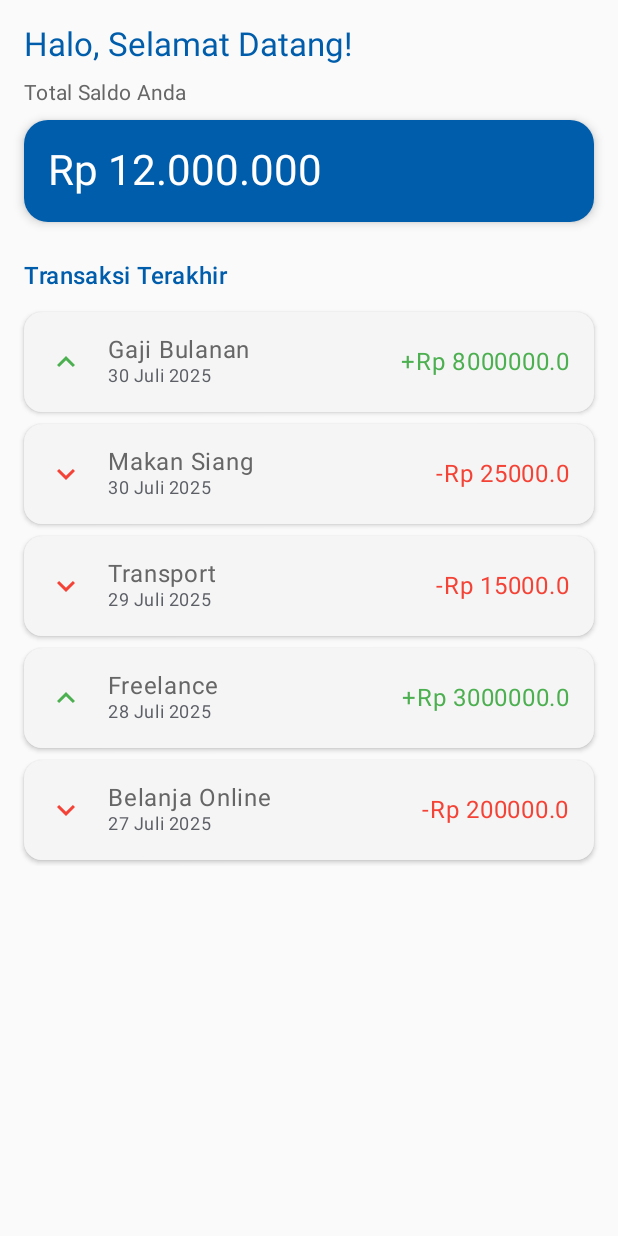
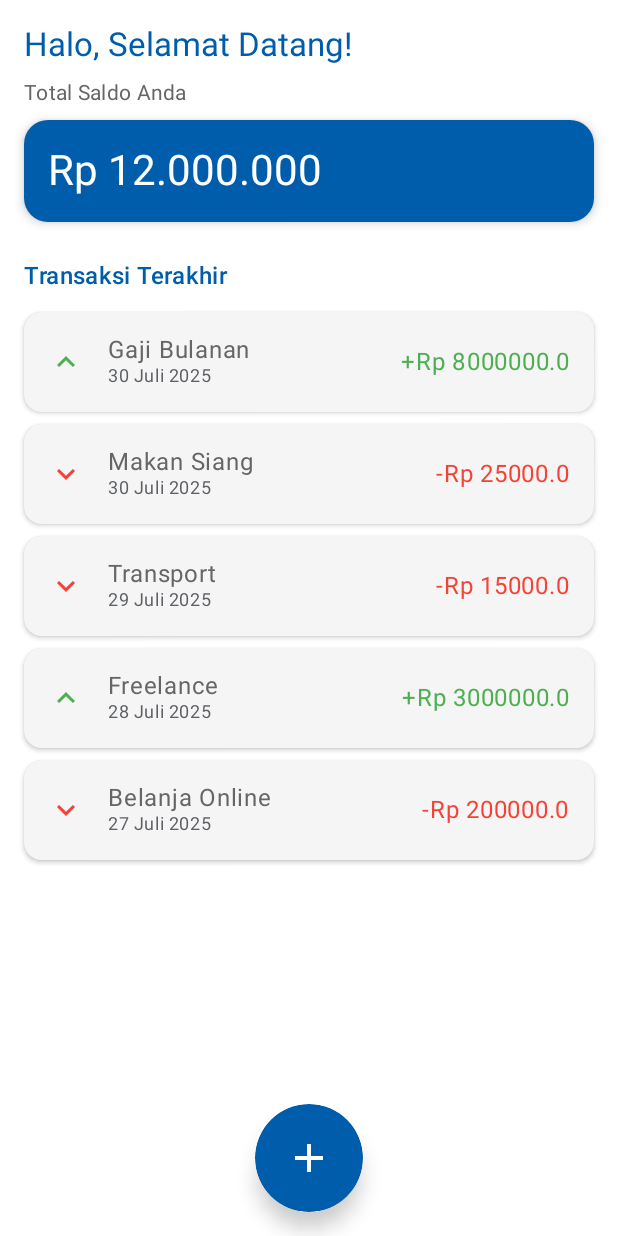
Before and after one commit to Rifqips/Sangu, an Android app built with Jetpack Compose: the screen it shows after launch (MainActivity), after a tap on "Login", on a phone screen of 412 x 824 dp. Run offline under Robolectric (Android 15) with nearby library versions, the phone set to English and light mode, and no system bars; our stand-ins replace Dagger/Hilt's generated code, accompanist.

Commit message:
feat : slicing input amount screen

```diff
--- a/app/src/main/java/id/application/sangugue/presentation/navigation/AppNavigation.kt
+++ b/app/src/main/java/id/application/sangugue/presentation/navigation/AppNavigation.kt
@@ -4,6 +4,7 @@ import androidx.compose.runtime.Composable
 import androidx.navigation.NavHostController
 import androidx.navigation.compose.NavHost
 import androidx.navigation.compose.composable
+import id.application.sangugue.presentation.screen.amount.InputAmountScreen
 import id.application.sangugue.presentation.screen.auth.login.LoginScreen
 import id.application.sangugue.presentation.screen.auth.register.RegisterScreen
 import id.application.sangugue.presentation.screen.auth.splash.SplashScreen
@@ -14,6 +15,7 @@ sealed class Screen(val route: String) {
     object Login : Screen("login")
     object Register : Screen("register")
     object Dashboard : Screen("dashboard")
+    object InputAmount : Screen("input_amount")
 }
 
 @Composable
@@ -31,5 +33,8 @@ fun AppNavGraph(navController: NavHostController) {
         composable(Screen.Dashboard.route) {
             DashboardScreen(navController)
         }
+        composable(Screen.InputAmount.route) {
+            InputAmountScreen(navController)
+        }
     }
 }
--- a/app/src/main/java/id/application/sangugue/presentation/screen/auth/login/LoginScreen.kt
+++ b/app/src/main/java/id/application/sangugue/presentation/screen/auth/login/LoginScreen.kt
@@ -14,7 +14,6 @@ import androidx.compose.material3.Text
 import androidx.compose.material3.TextButton
 import androidx.compose.material3.TextFieldDefaults
 import androidx.compose.runtime.Composable
-import androidx.compose.runtime.SideEffect
 import androidx.compose.runtime.getValue
 import androidx.compose.runtime.mutableStateOf
 import androidx.compose.runtime.remember
@@ -28,10 +27,8 @@ import androidx.compose.ui.text.input.PasswordVisualTransformation
 import androidx.compose.ui.unit.dp
 import androidx.compose.ui.unit.sp
 import androidx.navigation.NavHostController
-import com.google.accompanist.systemuicontroller.rememberSystemUiController
 import id.application.sangugue.presentation.navigation.Screen
 import id.application.sangugue.ui.theme.PLNBlue
-import id.application.sangugue.ui.theme.PLNBlueDark
 import id.application.sangugue.ui.theme.White
 import id.application.sangugue.utils.Utils.SetSystemBarColor
 
--- a/app/src/main/java/id/application/sangugue/presentation/screen/auth/register/RegisterScreen.kt
+++ b/app/src/main/java/id/application/sangugue/presentation/screen/auth/register/RegisterScreen.kt
@@ -10,12 +10,10 @@ import androidx.compose.foundation.layout.height
 import androidx.compose.foundation.layout.padding
 import androidx.compose.material3.Button
 import androidx.compose.material3.ButtonDefaults
-import androidx.compose.material3.MaterialTheme
 import androidx.compose.material3.OutlinedTextField
-import androidx.compose.material3.TextFieldDefaults
-
 import androidx.compose.material3.Text
 import androidx.compose.material3.TextButton
+import androidx.compose.material3.TextFieldDefaults
 import androidx.compose.runtime.Composable
 import androidx.compose.runtime.getValue
 import androidx.compose.runtime.mutableStateOf
@@ -31,7 +29,6 @@ import androidx.compose.ui.unit.dp
 import androidx.compose.ui.unit.sp
 import androidx.navigation.NavHostController
 import id.application.sangugue.ui.theme.PLNBlue
-import id.application.sangugue.ui.theme.PLNBlueDark
 import id.application.sangugue.ui.theme.White
 import id.application.sangugue.utils.Utils.SetSystemBarColor
 
--- a/app/src/main/java/id/application/sangugue/presentation/screen/auth/splash/SplashScreen.kt
+++ b/app/src/main/java/id/application/sangugue/presentation/screen/auth/splash/SplashScreen.kt
@@ -11,7 +11,6 @@ import androidx.compose.foundation.layout.size
 import androidx.compose.material3.Text
 import androidx.compose.runtime.Composable
 import androidx.compose.runtime.LaunchedEffect
-import androidx.compose.runtime.SideEffect
 import androidx.compose.ui.Alignment
 import androidx.compose.ui.Modifier
 import androidx.compose.ui.graphics.Color
@@ -20,7 +19,6 @@ import androidx.compose.ui.text.font.FontWeight
 import androidx.compose.ui.unit.dp
 import androidx.compose.ui.unit.sp
 import androidx.navigation.NavHostController
-import com.google.accompanist.systemuicontroller.rememberSystemUiController
 import id.application.sangugue.R
 import id.application.sangugue.presentation.navigation.Screen
 import id.application.sangugue.ui.theme.PLNBlueDark
--- a/app/src/main/java/id/application/sangugue/presentation/screen/dashboard/DashboardScreen.kt
+++ b/app/src/main/java/id/application/sangugue/presentation/screen/dashboard/DashboardScreen.kt
@@ -1,19 +1,27 @@
 package id.application.sangugue.presentation.screen.dashboard
 
-import androidx.compose.foundation.background
 import androidx.compose.foundation.layout.Column
 import androidx.compose.foundation.layout.Spacer
 import androidx.compose.foundation.layout.fillMaxSize
 import androidx.compose.foundation.layout.fillMaxWidth
 import androidx.compose.foundation.layout.height
 import androidx.compose.foundation.layout.padding
+import androidx.compose.foundation.layout.size
+import androidx.compose.foundation.shape.CircleShape
 import androidx.compose.foundation.shape.RoundedCornerShape
+import androidx.compose.material.icons.Icons
+import androidx.compose.material.icons.filled.Add
 import androidx.compose.material3.Card
 import androidx.compose.material3.CardDefaults
+import androidx.compose.material3.FabPosition
+import androidx.compose.material3.FloatingActionButton
+import androidx.compose.material3.Icon
 import androidx.compose.material3.MaterialTheme
+import androidx.compose.material3.Scaffold
 import androidx.compose.material3.Text
 import androidx.compose.runtime.Composable
 import androidx.compose.ui.Modifier
+import androidx.compose.ui.draw.shadow
 import androidx.compose.ui.graphics.Color
 import androidx.compose.ui.unit.dp
 import androidx.navigation.NavHostController
@@ -28,10 +36,28 @@ import id.application.sangugue.utils.Utils.SetSystemBarColor
 fun DashboardScreen(navController: NavHostController) {
     SetSystemBarColor(color = White, darkIcons = true)
 
+    Scaffold(
+        floatingActionButton = {
+            FloatingActionButton(
+                onClick = { navController.navigate("input_amount") },
+                containerColor = PLNBlueDark,
+                contentColor = Color.White,
+                shape = CircleShape,
+                modifier = Modifier
+                    .size(72.dp)
+                    .shadow(8.dp, CircleShape)
+            ) {
+                Icon(Icons.Default.Add, contentDescription = "Tambah", modifier = Modifier.size(32.dp))
+            }
+        },
+        floatingActionButtonPosition = FabPosition.Center,
+        containerColor = Color.White
+    ) { innerPadding ->
 
         Column(
             modifier = Modifier
                 .fillMaxSize()
+                .padding(innerPadding)
                 .padding(16.dp)
         ) {
             Text(
@@ -79,3 +105,4 @@ fun DashboardScreen(navController: NavHostController) {
             )
         }
     }
+}
--- a/app/src/main/java/id/application/sangugue/ui/theme/Theme.kt
+++ b/app/src/main/java/id/application/sangugue/ui/theme/Theme.kt
@@ -1,17 +1,15 @@
 package id.application.sangugue.ui.theme
 
-import android.app.Activity
 import android.os.Build
 import androidx.compose.foundation.isSystemInDarkTheme
 import androidx.compose.material3.MaterialTheme
-import androidx.compose.material3.darkColorScheme
 import androidx.compose.material3.dynamicDarkColorScheme
 import androidx.compose.material3.dynamicLightColorScheme
 import androidx.compose.material3.lightColorScheme
 import androidx.compose.runtime.Composable
+import androidx.compose.runtime.SideEffect
 import androidx.compose.ui.platform.LocalContext
 import com.google.accompanist.systemuicontroller.rememberSystemUiController
-import androidx.compose.runtime.SideEffect
 
 
 private val LightColors = lightColorScheme(
--- a/app/src/main/java/id/application/sangugue/utils/Utils.kt
+++ b/app/src/main/java/id/application/sangugue/utils/Utils.kt
@@ -3,8 +3,8 @@ package id.application.sangugue.utils
 
 import androidx.compose.runtime.Composable
 import androidx.compose.runtime.SideEffect
+import androidx.compose.ui.graphics.Color
 import com.google.accompanist.systemuicontroller.rememberSystemUiController
-import androidx.compose.ui.graphics.Color
 
 object Utils {
 
--- /dev/null
+++ b/app/src/main/res/drawable/ic_home.xml
@@ -0,0 +1,5 @@
+<vector xmlns:android="http://schemas.android.com/apk/res/android" android:height="24dp" android:tint="#000000" android:viewportHeight="24" android:viewportWidth="24" android:width="24dp">
+
+    <path android:fillColor="@android:color/white" android:pathData="M10,20v-6h4v6h5v-8h3L12,3 2,12h3v8z"/>
+
+</vector>
```
Also changed, not shown: app/src/main/java/id/application/sangugue/MainActivity.kt (+0 -8 lines), app/src/main/java/id/application/sangugue/presentation/screen/amount/InputAmount.kt (added, +183 -0 lines), app/src/main/java/id/application/sangugue/presentation/screen/amount/InputAmountScreen.kt (added, +30 -0 lines). Lines whose indentation alone changed are shown as unchanged.
